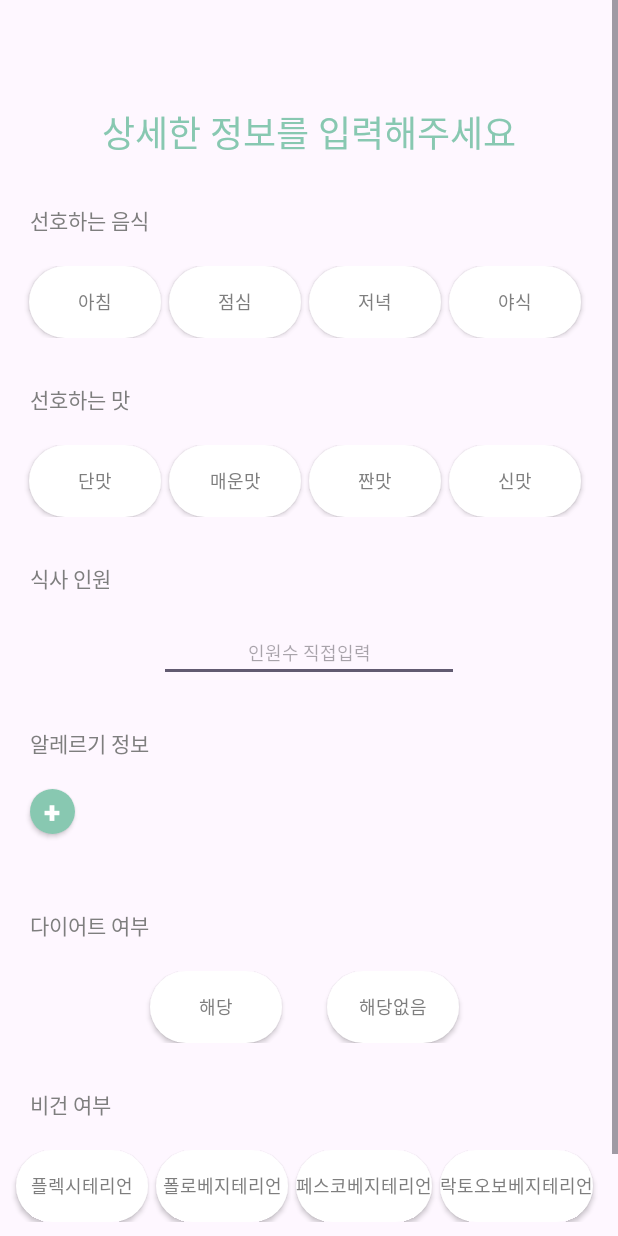
After one commit to hj1016/ChatMENUAndroid, an Android app: the layout activity_filtering.xml on its own in the app's theme, with its tools: preview values and no code run, on a phone screen of 412 x 824 dp. The commit adds this screen. Run offline under Robolectric (Android 15) with nearby library versions, the phone set to English and light mode, and no system bars.

Commit message:
FilteringActivity 화면 구성 완료

```diff
--- /dev/null
+++ b/app/src/main/java/com/example/androidtest/FilteringActivity.kt
@@ -0,0 +1,14 @@
+package com.example.androidtest
+
+import android.os.Bundle
+import android.widget.Button
+import android.widget.LinearLayout
+import androidx.appcompat.app.AppCompatActivity
+
+class FilteringActivity: AppCompatActivity() {
+    override fun onCreate(savedInstanceState: Bundle?) {
+        super.onCreate(savedInstanceState)
+        setContentView(R.layout.activity_filtering)
+    }
+
+}
--- a/app/src/main/java/com/example/androidtest/IngredientRecommendationActivity.kt
+++ b/app/src/main/java/com/example/androidtest/IngredientRecommendationActivity.kt
@@ -37,6 +37,9 @@ class IngredientRecommendationActivity : AppCompatActivity() {
         adapter = ArrayAdapter(this, android.R.layout.simple_list_item_1, ingredientsList)
         listview_ir.adapter = adapter
 
+        // 리스트뷰 항목 터치시 해당 항목 삭제
+
+
         // 추가 버튼 터치시 동작
         try{
             button_ir_plus.setOnClickListener {
@@ -49,7 +52,7 @@ class IngredientRecommendationActivity : AppCompatActivity() {
 
 
     }
-    // 재료 이름을 입력하는 레이어 팝업
+    // 재료 이름을 입력하는 다이얼로그 팝업
     private fun enterIngredientNamePopup() {
 
         //레이어 팝업 UI 초기화
--- /dev/null
+++ b/app/src/main/res/layout/activity_filtering.xml
@@ -0,0 +1,449 @@
+<?xml version="1.0" encoding="utf-8"?>
+<LinearLayout xmlns:android="http://schemas.android.com/apk/res/android"
+    xmlns:app="http://schemas.android.com/apk/res-auto"
+    xmlns:tools="http://schemas.android.com/tools"
+    android:layout_width="match_parent"
+    android:layout_height="match_parent"
+    android:orientation="vertical"
+    tools:context=".FilteringActivity">
+    <ScrollView
+        android:fillViewport="true"
+        android:layout_width="match_parent"
+        android:layout_height="match_parent">
+    <LinearLayout
+        android:id="@+id/scroll_ft"
+        android:layout_width="match_parent"
+        android:layout_height="wrap_content"
+        android:orientation="vertical">
+        <TextView
+            android:layout_width="wrap_content"
+            android:layout_height="wrap_content"
+            android:layout_marginTop="70dp"
+            android:layout_gravity="center"
+            android:fontFamily="@font/pretendardmedium"
+            android:textSize="24sp"
+            android:textColor="#88C8B1"
+            android:text="상세한 정보를 입력해주세요" />
+
+        <LinearLayout
+            android:layout_width="match_parent"
+            android:layout_height="wrap_content"
+            android:layout_marginTop="30dp"
+            android:orientation="vertical">
+            <TextView
+                android:layout_width="wrap_content"
+                android:layout_height="wrap_content"
+                android:fontFamily="@font/pretendardmedium"
+                android:textSize="14sp"
+                android:textColor="#7E7E7E"
+                android:layout_marginLeft="20dp"
+                android:text="선호하는 음식" />
+            <LinearLayout
+                android:layout_width="match_parent"
+                android:layout_height="wrap_content"
+                android:orientation="horizontal"
+                android:gravity="center"
+                android:layout_marginTop="20dp"
+                android:layout_weight="1">
+
+                <android.widget.Button
+                    android:id="@+id/button_ft_morning"
+                    android:layout_marginRight="5dp"
+                    android:layout_width="wrap_content"
+                    android:layout_height="wrap_content"
+                    android:layout_gravity="center"
+                    android:background="@drawable/button_selector"
+                    android:elevation="4dp"
+                    android:fontFamily="@font/pretendardextrabold"
+                    android:textSize="12sp"
+                    android:textColor="@drawable/text_color_selector"
+                    android:text="아침"
+                    android:onClick="onButtonClick" />
+
+                <android.widget.Button
+                    android:id="@+id/button_ft_lunch"
+                    android:layout_width="wrap_content"
+                    android:layout_height="wrap_content"
+                    android:layout_marginRight="5dp"
+                    android:layout_gravity="center"
+                    android:background="@drawable/button_selector"
+                    android:elevation="4dp"
+                    android:fontFamily="@font/pretendardextrabold"
+                    android:textSize="12sp"
+                    android:textColor="@drawable/text_color_selector"
+                    android:text="점심"
+                    android:onClick="onButtonClick" />
+
+                <android.widget.Button
+                    android:id="@+id/button_ft_dinner"
+                    android:layout_marginRight="5dp"
+                    android:layout_width="wrap_content"
+                    android:layout_height="wrap_content"
+                    android:layout_gravity="center"
+                    android:background="@drawable/button_selector"
+                    android:elevation="4dp"
+                    android:fontFamily="@font/pretendardextrabold"
+                    android:textSize="12sp"
+                    android:textColor="@drawable/text_color_selector"
+                    android:text="저녁"
+                    android:onClick="onButtonClick" />
+
+                <android.widget.Button
+                    android:id="@+id/button_ft_night"
+                    android:layout_marginRight="5dp"
+                    android:layout_width="wrap_content"
+                    android:layout_height="wrap_content"
+                    android:layout_gravity="center"
+                    android:background="@drawable/button_selector"
+                    android:elevation="4dp"
+                    android:fontFamily="@font/pretendardextrabold"
+                    android:textSize="12sp"
+                    android:textColor="@drawable/text_color_selector"
+                    android:text="야식"
+                    android:onClick="onButtonClick" />
+
+            </LinearLayout>
+        </LinearLayout>
+
+        <LinearLayout
+            android:layout_width="match_parent"
+            android:layout_height="wrap_content"
+            android:layout_marginTop="30dp"
+            android:orientation="vertical">
+            <TextView
+                android:layout_width="wrap_content"
+                android:layout_height="wrap_content"
+                android:fontFamily="@font/pretendardmedium"
+                android:textSize="14sp"
+                android:textColor="#7E7E7E"
+                android:layout_marginLeft="20dp"
+                android:text="선호하는 맛" />
+            <LinearLayout
+                android:layout_width="match_parent"
+                android:layout_height="wrap_content"
+                android:orientation="horizontal"
+                android:gravity="center"
+                android:layout_marginTop="20dp"
+                android:layout_weight="1">
+
+                <android.widget.Button
+                    android:id="@+id/button_ft_sweet"
+                    android:layout_marginRight="5dp"
+                    android:layout_width="wrap_content"
+                    android:layout_height="wrap_content"
+                    android:layout_gravity="center"
+                    android:background="@drawable/button_selector"
+                    android:elevation="4dp"
+                    android:fontFamily="@font/pretendardextrabold"
+                    android:textSize="12sp"
+                    android:textColor="@drawable/text_color_selector"
+                    android:text="단맛"
+                    android:onClick="onButtonClick" />
+
+                <android.widget.Button
+                    android:id="@+id/button_ft_spicy"
+                    android:layout_width="wrap_content"
+                    android:layout_height="wrap_content"
+                    android:layout_marginRight="5dp"
+                    android:layout_gravity="center"
+                    android:background="@drawable/button_selector"
+                    android:elevation="4dp"
+                    android:fontFamily="@font/pretendardextrabold"
+                    android:textSize="12sp"
+                    android:textColor="@drawable/text_color_selector"
+                    android:text="매운맛"
+                    android:onClick="onButtonClick" />
+
+                <android.widget.Button
+                    android:id="@+id/button_ft_salty"
+                    android:layout_marginRight="5dp"
+                    android:layout_width="wrap_content"
+                    android:layout_height="wrap_content"
+                    android:layout_gravity="center"
+                    android:background="@drawable/button_selector"
+                    android:elevation="4dp"
+                    android:fontFamily="@font/pretendardextrabold"
+                    android:textSize="12sp"
+                    android:textColor="@drawable/text_color_selector"
+                    android:text="짠맛"
+                    android:onClick="onButtonClick" />
+
+                <android.widget.Button
+                    android:id="@+id/button_ft_sour"
+                    android:layout_marginRight="5dp"
+                    android:layout_width="wrap_content"
+                    android:layout_height="wrap_content"
+                    android:layout_gravity="center"
+                    android:background="@drawable/button_selector"
+                    android:elevation="4dp"
+                    android:fontFamily="@font/pretendardextrabold"
+                    android:textSize="12sp"
+                    android:textColor="@drawable/text_color_selector"
+                    android:text="신맛"
+                    android:onClick="onButtonClick" />
+
+            </LinearLayout>
+        </LinearLayout>
+
+        <LinearLayout
+            android:layout_width="match_parent"
+            android:layout_height="wrap_content"
+            android:layout_marginTop="30dp"
+            android:orientation="vertical">
+            <TextView
+                android:layout_width="wrap_content"
+                android:layout_height="wrap_content"
+                android:fontFamily="@font/pretendardmedium"
+                android:textSize="14sp"
+                android:textColor="#7E7E7E"
+                android:layout_marginLeft="20dp"
+                android:text="식사 인원" />
+            <EditText
+                android:id="@+id/editText_ft_name"
+                android:layout_width="200dp"
+                android:layout_height="wrap_content"
+                android:layout_gravity="center"
+                android:layout_marginTop="20dp"
+                android:inputType="text"
+                android:textSize="12sp"
+                android:hint="인원수 직접입력"
+                android:textColor="@android:color/black"
+                android:gravity="center"
+                />
+        </LinearLayout>
+
+        <LinearLayout
+            android:layout_width="match_parent"
+            android:layout_height="wrap_content"
+            android:layout_marginTop="30dp"
+            android:orientation="vertical">
+            <TextView
+                android:layout_width="wrap_content"
+                android:layout_height="wrap_content"
+                android:fontFamily="@font/pretendardmedium"
+                android:textSize="14sp"
+                android:textColor="#7E7E7E"
+                android:layout_marginLeft="20dp"
+                android:text="알레르기 정보" />
+            <android.widget.Button
+                android:id="@+id/button_ft_plus"
+                android:layout_marginTop="20dp"
+                android:layout_marginLeft="20dp"
+                android:background="@drawable/button_selected"
+                android:layout_width="30dp"
+                android:layout_height="30dp"
+                android:elevation="4dp"
+                android:text="+"
+                android:textStyle="bold"
+                android:textSize="20dp"
+                android:textColor="@color/white"
+                >
+            </android.widget.Button>
+            <LinearLayout
+                android:layout_width="match_parent"
+                android:layout_height="wrap_content"
+                android:orientation="horizontal"
+                android:gravity="center"
+                android:layout_marginTop="20dp"
+                android:layout_weight="1">
+
+            </LinearLayout>
+        </LinearLayout>
+        <LinearLayout
+            android:layout_width="match_parent"
+            android:layout_height="wrap_content"
+            android:layout_marginTop="30dp"
+            android:orientation="vertical">
+            <TextView
+                android:layout_width="wrap_content"
+                android:layout_height="wrap_content"
+                android:fontFamily="@font/pretendardmedium"
+                android:textSize="14sp"
+                android:textColor="#7E7E7E"
+                android:layout_marginLeft="20dp"
+                android:text="다이어트 여부" />
+            <LinearLayout
+                android:layout_width="match_parent"
+                android:layout_height="wrap_content"
+                android:orientation="horizontal"
+                android:gravity="center"
+                android:layout_marginTop="20dp"
+                android:layout_weight="1">
+
+                <android.widget.Button
+                    android:id="@+id/button_ft_diet"
+                    android:layout_marginRight="30dp"
+                    android:layout_width="wrap_content"
+                    android:layout_height="wrap_content"
+                    android:layout_gravity="center"
+                    android:background="@drawable/button_selector"
+                    android:elevation="4dp"
+                    android:fontFamily="@font/pretendardextrabold"
+                    android:textSize="12sp"
+                    android:textColor="@drawable/text_color_selector"
+                    android:text="해당"
+                    android:onClick="onButtonClick" />
+
+                <android.widget.Button
+                    android:id="@+id/button_ft_nodiet"
+                    android:layout_width="wrap_content"
+                    android:layout_height="wrap_content"
+                    android:layout_marginRight="5dp"
+                    android:layout_gravity="center"
+                    android:background="@drawable/button_selector"
+                    android:elevation="4dp"
+                    android:fontFamily="@font/pretendardextrabold"
+                    android:textSize="12sp"
+                    android:textColor="@drawable/text_color_selector"
+                    android:text="해당없음"
+                    android:onClick="onButtonClick" />
+
+            </LinearLayout>
+        </LinearLayout>
+        <LinearLayout
+            android:layout_width="match_parent"
+            android:layout_height="wrap_content"
+            android:layout_marginTop="30dp"
+            android:orientation="vertical">
+            <TextView
+                android:layout_width="wrap_content"
+                android:layout_height="wrap_content"
+                android:fontFamily="@font/pretendardmedium"
+                android:textSize="14sp"
+                android:textColor="#7E7E7E"
+                android:layout_marginLeft="20dp"
+                android:text="비건 여부" />
+            <LinearLayout
+                android:layout_width="match_parent"
+                android:layout_height="wrap_content"
+                android:orientation="horizontal"
+                android:gravity="center"
+                android:layout_marginTop="20dp"
+                android:layout_weight="1">
+
+                <android.widget.Button
+                    android:id="@+id/button_ft_flex"
+                    android:layout_marginRight="5dp"
+                    android:layout_width="wrap_content"
+                    android:layout_height="wrap_content"
+                    android:layout_gravity="center"
+                    android:background="@drawable/button_selector"
+                    android:elevation="4dp"
+                    android:fontFamily="@font/pretendardextrabold"
+                    android:textSize="12sp"
+                    android:textColor="@drawable/text_color_selector"
+                    android:text="플렉시테리언"
+                    android:onClick="onButtonClick" />
+
+                <android.widget.Button
+                    android:id="@+id/button_ft_polo"
+                    android:layout_width="wrap_content"
+                    android:layout_height="wrap_content"
+                    android:layout_marginRight="5dp"
+                    android:layout_gravity="center"
+                    android:background="@drawable/button_selector"
+                    android:elevation="4dp"
+                    android:fontFamily="@font/pretendardextrabold"
+                    android:textSize="12sp"
+                    android:textColor="@drawable/text_color_selector"
+                    android:text="폴로베지테리언"
+                    android:onClick="onButtonClick" />
+
+                <android.widget.Button
+                    android:id="@+id/button_ft_pesco"
+                    android:layout_marginRight="5dp"
+                    android:layout_width="wrap_content"
+                    android:layout_height="wrap_content"
+                    android:layout_gravity="center"
+                    android:background="@drawable/button_selector"
+                    android:elevation="4dp"
+                    android:fontFamily="@font/pretendardextrabold"
+                    android:textSize="12sp"
+                    android:textColor="@drawable/text_color_selector"
+                    android:text="페스코베지테리언"
+                    android:onClick="onButtonClick" />
+
+                <android.widget.Button
+                    android:id="@+id/button_ft_lactoobo"
+                    android:layout_marginRight="5dp"
+                    android:layout_width="wrap_content"
+                    android:layout_height="wrap_content"
+                    android:layout_gravity="center"
+                    android:background="@drawable/button_selector"
+                    android:elevation="4dp"
+                    android:fontFamily="@font/pretendardextrabold"
+                    android:textSize="12sp"
+                    android:textColor="@drawable/text_color_selector"
+                    android:text="락토오보베지테리언"
+                    android:onClick="onButtonClick" />
+
+            </LinearLayout>
+            <LinearLayout
+                android:layout_width="match_parent"
+                android:layout_height="wrap_content"
+                android:orientation="horizontal"
+                android:gravity="center"
+                android:layout_marginTop="20dp"
+                android:layout_weight="1">
+
+                <android.widget.Button
+                    android:id="@+id/button_ft_obo"
+                    android:layout_marginRight="5dp"
+                    android:layout_width="wrap_content"
+                    android:layout_height="wrap_content"
+                    android:layout_gravity="center"
+                    android:background="@drawable/button_selector"
+                    android:elevation="4dp"
+                    android:fontFamily="@font/pretendardextrabold"
+                    android:textSize="12sp"
+                    android:textColor="@drawable/text_color_selector"
+                    android:text="오보베지테리언"
+                    android:onClick="onButtonClick" />
+
+                <android.widget.Button
+                    android:id="@+id/button_ft_lacto"
+                    android:layout_width="wrap_content"
+                    android:layout_height="wrap_content"
+                    android:layout_marginRight="5dp"
+                    android:layout_gravity="center"
+                    android:background="@drawable/button_selector"
+                    android:elevation="4dp"
+                    android:fontFamily="@font/pretendardextrabold"
+                    android:textSize="12sp"
+                    android:textColor="@drawable/text_color_selector"
+                    android:text="락토오보베지테리언"
+                    android:onClick="onButtonClick" />
+
+                <android.widget.Button
+                    android:id="@+id/button_ft_vigan"
+                    android:layout_marginRight="5dp"
+                    android:layout_width="wrap_content"
+                    android:layout_height="wrap_content"
+                    android:layout_gravity="center"
+                    android:background="@drawable/button_selector"
+                    android:elevation="4dp"
+                    android:fontFamily="@font/pretendardextrabold"
+                    android:textSize="12sp"
+                    android:textColor="@drawable/text_color_selector"
+                    android:text="비건"
+                    android:onClick="onButtonClick" />
+
+                <android.widget.Button
+                    android:id="@+id/button_ft_fru"
+                    android:layout_marginRight="5dp"
+                    android:layout_width="wrap_content"
+                    android:layout_height="wrap_content"
+                    android:layout_gravity="center"
+                    android:background="@drawable/button_selector"
+                    android:elevation="4dp"
+                    android:fontFamily="@font/pretendardextrabold"
+                    android:textSize="12sp"
+                    android:textColor="@drawable/text_color_selector"
+                    android:text="프루테리언"
+                    android:onClick="onButtonClick" />
+
+            </LinearLayout>
+        </LinearLayout>
+    </LinearLayout>
+    </ScrollView>
+</LinearLayout>
```
